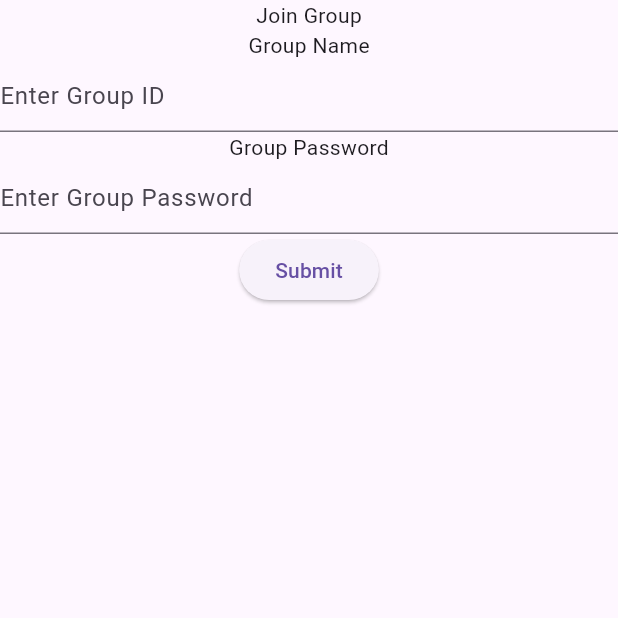
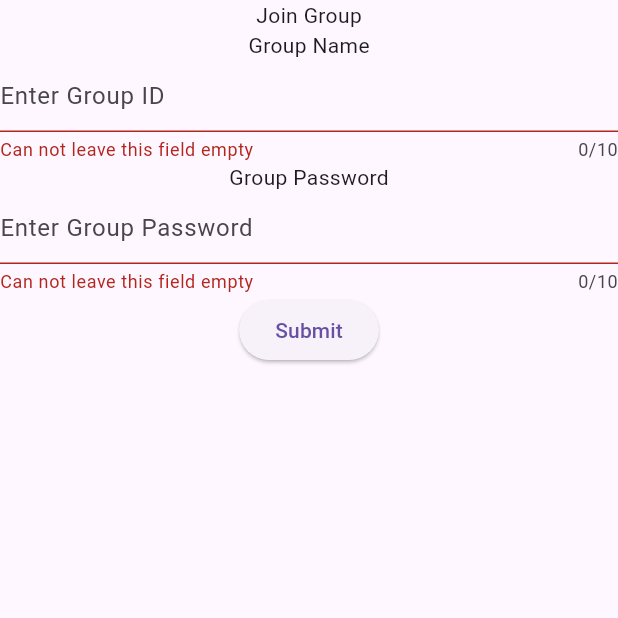
Before and after one commit to RobertsLuke/VTesting, a Flutter app: the screen it shows after launch, after a tap on "Submit", on a phone screen of 412 x 824 dp, the top half of it. Run offline on Flutter 3.47's test engine with Material 3 defaults, Android fonts, the light colour scheme and no system bars.

Commit message:
add basic validation to join project textformfields

```diff
--- a/lib/join/join.dart
+++ b/lib/join/join.dart
@@ -9,51 +9,73 @@ class JoinProject extends StatefulWidget {
 
 class _JoinProjectState extends State<JoinProject> {
 
+
+  final GlobalKey<FormState> _formKey = GlobalKey<FormState>();
+
   // creating controllers so you can retrieve the text value from the input fields
   final idController = TextEditingController();
   final passwordController = TextEditingController();
 
   // creating a function that returns a Input Box
-  TextField createInputField(TextEditingController controller, String hintMessage) {
-    return TextField(
+  TextFormField createInputField(TextEditingController controller, String hintMessage, int maxInputLength, Function validatorFunction) {
+    return TextFormField(
       controller: controller,
       decoration: InputDecoration(
-          hintText: hintMessage
+          hintText: hintMessage,
       ),
+      maxLength: maxInputLength,
+      validator: (value) {
+         return validatorFunction(value);
+        },
     );
   }
 
+  // validator function for the group id input field to make sure it meets requirements
+  String? idInputValidator(String value) {
+    if (value.isEmpty) {
+      return "Can not leave this field empty";
+    }
+    return null;
+  }
+
+  // validator function for the password input field to make sure it meets requriements
+  String? passwordInputValidator(String value) {
+    if (value.isEmpty) {
+      return "Can not leave this field empty";
+    }
+    return null;
+  }
 
   // this function will be called when the user taps the submit button
   void submitAction() {
+
+    // validate the form key. Will trigger the validator in the input field's TextFormField
+    if (_formKey.currentState!.validate()) {
+
+    }
     print(idController.text);
     print(passwordController.text);
   }
 
-
   @override
   Widget build(BuildContext context) {
     return Scaffold(
-      body: Column(
+      body: Form(
+        key: _formKey,
+        child: Column(
           children: [
             const Text("Join Group"),
             const Text("Group Name"),
-          /*
-          TextField(
-            controller: idController,
-              decoration: const InputDecoration(
-                hintText: "Enter Group ID"
-              ),
-          ),
-           */
-          createInputField(idController, "Enter Group ID"),
+            // change the max input length to match specification in user requirements
+            createInputField(idController, "Enter Group ID", 10, idInputValidator),
             const Text("Group Password"),
-          createInputField(passwordController, "Enter Group Password"),
+            createInputField(passwordController, "Enter Group Password", 10, passwordInputValidator),
             ElevatedButton(
                 onPressed: submitAction,
                 child: const Text("Submit"))
           ],
         ),
+      ),
     );
   }
 }
```
Lines whose indentation alone changed are shown as unchanged.
